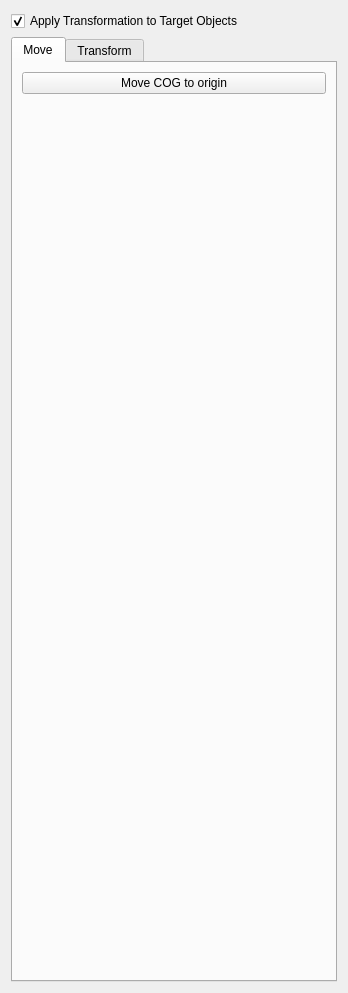
ShenRen/OpenFlipper, file Plugin-Move/moveControls.ui: the form before one commit.
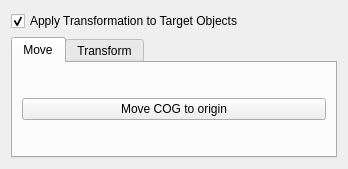
The form after the commit. The open tabs and pages were chosen to show the change.

Commit message: Updated move gui file to fix strange behaviour

Patch:
```diff
--- a/Plugin-Move/moveControls.ui
+++ b/Plugin-Move/moveControls.ui
@@ -6,7 +6,7 @@
     <x>0</x>
     <y>0</y>
     <width>348</width>
-    <height>993</height>
+    <height>169</height>
    </rect>
   </property>
   <property name="sizePolicy" >
@@ -71,19 +71,6 @@
          </property>
         </widget>
        </item>
-       <item>
-        <spacer>
-         <property name="orientation" >
-          <enum>Qt::Vertical</enum>
-         </property>
-         <property name="sizeHint" stdset="0" >
-          <size>
-           <width>20</width>
-           <height>40</height>
-          </size>
-         </property>
-        </spacer>
-       </item>
       </layout>
      </widget>
      <widget class="QWidget" name="Transform" >
```
Left out of the diff: 15 changed lines with no effect on the pictures.
